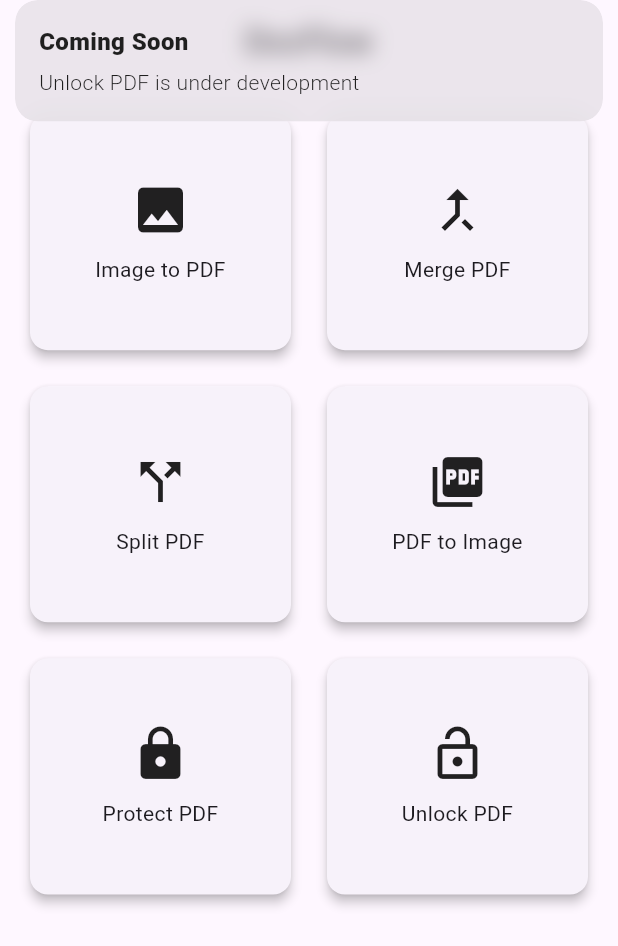
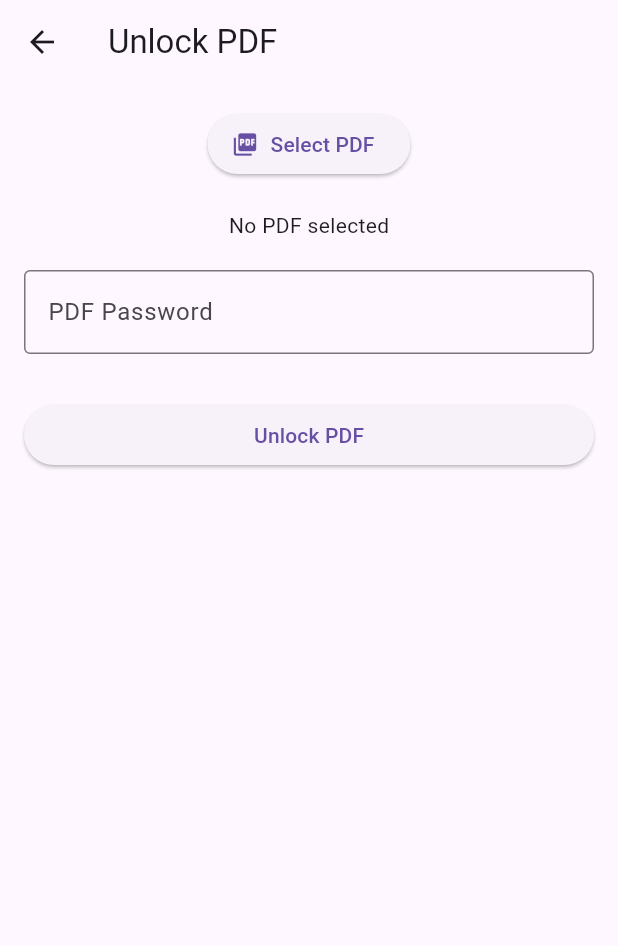
Before and after one commit to uday0117/docflow, a Flutter app: the screen it shows after launch, after a tap on "Unlock PDF", on a phone screen of 412 x 824 dp. Shown: the top 946 px of the screen. Run offline on Flutter 3.47's test engine with Material 3 defaults, Android fonts, the phone set to English and light mode, and no system bars; our stand-ins replace file_picker, firebase_core, get, get_storage, image_picker, open_filex and 2 more; missing offline and left inert: syncfusion_flutter_pdf; accounts and stored records are empty.

Commit message:
feat: add unlock PDF functionality using Syncfusion

```diff
--- a/lib/modules/home/views/home_view.dart
+++ b/lib/modules/home/views/home_view.dart
@@ -1,5 +1,7 @@
 import 'package:docflow/modules/image_to_pdf/view/image_to_pdf_view.dart';
 import 'package:docflow/modules/merge_pdf/view/merge_pdf_view.dart';
+import 'package:docflow/modules/protect_pdf/view/protect_pdf_view.dart';
+import 'package:docflow/modules/unlock_pdf/view/unlock_pdf_view.dart';
 import 'package:flutter/material.dart';
 import 'package:get/get.dart';
 
@@ -44,11 +46,22 @@ class HomeView extends StatelessWidget {
                       Get.to(() => MergePdfView());
                       break;
 
-                    default:
-                      Get.snackbar(
-                        'Coming Soon',
-                        '${tools[index]['title']} is under development',
-                      );
+                    case 2:
+                      Get.snackbar('Coming Soon', 'Split PDF module');
+                      break;
+
+                    case 3:
+                      Get.snackbar('Coming Soon', 'PDF to Image module');
+                      break;
+
+                    case 4:
+                      Get.to(() => ProtectPdfView());
+                      break;
+
+                    case 5:
+                      Get.to(() => UnlockPdfView());
+
+                      break;
                   }
                 },
                 child: Column(
--- /dev/null
+++ b/lib/modules/protect_pdf/service/protect_pdf_service.dart
@@ -0,0 +1,31 @@
+import 'dart:io';
+
+import 'package:path_provider/path_provider.dart';
+import 'package:syncfusion_flutter_pdf/pdf.dart';
+
+class ProtectPdfService {
+  Future<File> protectPdf(File pdfFile, String password) async {
+    final bytes = await pdfFile.readAsBytes();
+
+    final document = PdfDocument(inputBytes: bytes);
+
+    // Apply password protection
+    document.security.userPassword = password;
+    document.security.ownerPassword = password;
+
+    print('Password Applied: ${document.security.userPassword}');
+
+    final List<int> protectedBytes = await document.save();
+
+    document.dispose();
+
+    final directory = await getApplicationDocumentsDirectory();
+
+    final outputFile = File(
+      '${directory.path}/protected_${DateTime.now().millisecondsSinceEpoch}.pdf',
+    );
+
+    await outputFile.writeAsBytes(protectedBytes);
+    return outputFile;
+  }
+}
--- /dev/null
+++ b/lib/modules/unlock_pdf/controller/unlock_pdf_controller.dart
@@ -0,0 +1,55 @@
+import 'dart:io';
+
+import 'package:file_picker/file_picker.dart';
+import 'package:get/get.dart';
+import 'package:open_filex/open_filex.dart';
+
+import '../service/unlock_pdf_service.dart';
+
+class UnlockPdfController extends GetxController {
+  final UnlockPdfService _service = UnlockPdfService();
+
+  final selectedFile = Rx<File?>(null);
+  final password = ''.obs;
+  final isLoading = false.obs;
+
+  Future<void> pickPdf() async {
+    FilePickerResult? result = await FilePicker.platform.pickFiles(
+      type: FileType.custom,
+      allowedExtensions: ['pdf'],
+    );
+
+    if (result != null) {
+      selectedFile.value = File(result.files.single.path!);
+    }
+  }
+
+  Future<void> unlockPdf() async {
+    if (selectedFile.value == null) {
+      Get.snackbar('Error', 'Please select a PDF');
+      return;
+    }
+
+    if (password.value.isEmpty) {
+      Get.snackbar('Error', 'Please enter password');
+      return;
+    }
+
+    try {
+      isLoading.value = true;
+
+      final file = await _service.unlockPdf(
+        pdfFile: selectedFile.value!,
+        password: password.value,
+      );
+
+      Get.snackbar('Success', 'PDF unlocked successfully');
+
+      await OpenFilex.open(file.path);
+    } catch (e) {
+      Get.snackbar('Error', e.toString());
+    } finally {
+      isLoading.value = false;
+    }
+  }
+}
--- /dev/null
+++ b/lib/modules/unlock_pdf/view/unlock_pdf_view.dart
@@ -0,0 +1,68 @@
+import 'package:flutter/material.dart';
+import 'package:get/get.dart';
+
+import '../controller/unlock_pdf_controller.dart';
+
+class UnlockPdfView extends StatelessWidget {
+  UnlockPdfView({super.key});
+
+  final UnlockPdfController controller = Get.put(UnlockPdfController());
+
+  @override
+  Widget build(BuildContext context) {
+    return Scaffold(
+      appBar: AppBar(title: const Text('Unlock PDF')),
+      body: Padding(
+        padding: const EdgeInsets.all(16),
+        child: Column(
+          children: [
+            ElevatedButton.icon(
+              onPressed: controller.pickPdf,
+              icon: const Icon(Icons.picture_as_pdf),
+              label: const Text('Select PDF'),
+            ),
+
+            const SizedBox(height: 20),
+
+            Obx(() {
+              if (controller.selectedFile.value == null) {
+                return const Text('No PDF selected');
+              }
+
+              return Text(controller.selectedFile.value!.path.split('/').last);
+            }),
+
+            const SizedBox(height: 20),
+
+            TextField(
+              decoration: const InputDecoration(
+                labelText: 'PDF Password',
+                border: OutlineInputBorder(),
+              ),
+              obscureText: true,
+              onChanged: (value) {
+                controller.password.value = value;
+              },
+            ),
+
+            const SizedBox(height: 30),
+
+            Obx(
+              () => SizedBox(
+                width: double.infinity,
+                child: ElevatedButton(
+                  onPressed: controller.isLoading.value
+                      ? null
+                      : controller.unlockPdf,
+                  child: controller.isLoading.value
+                      ? const CircularProgressIndicator()
+                      : const Text('Unlock PDF'),
+                ),
+              ),
+            ),
+          ],
+        ),
+      ),
+    );
+  }
+}
```
Also changed, not shown: lib/modules/protect_pdf/controller/protect_pdf_controller.dart (added, +56 -0 lines), lib/modules/protect_pdf/view/protect_pdf_view.dart (added, +70 -0 lines), lib/modules/unlock_pdf/service/unlock_pdf_service.dart (added, +35 -0 lines).
